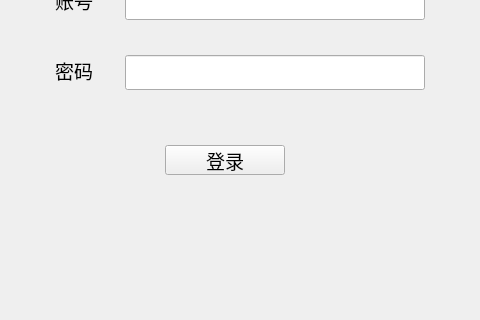
First picture: the form in Sign_in.ui, repository aaaMsLIUfruit/Tomato_bell, before the edit; both pictures show x 145 to 625 and y 275 to 595 of the 800 by 800 pixel window.
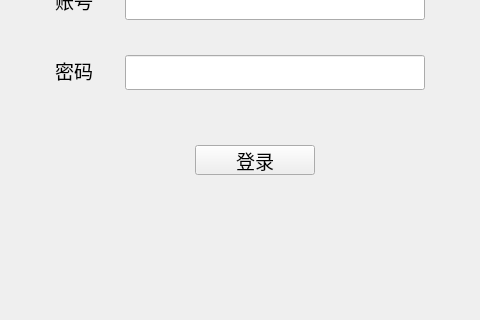
Second picture: the form after the edit.

Patch:
```diff
--- a/Sign_in.ui
+++ b/Sign_in.ui
@@ -80,7 +80,7 @@
   <widget class="QPushButton" name="yes">
    <property name="geometry">
     <rect>
-     <x>310</x>
+     <x>340</x>
      <y>420</y>
      <width>120</width>
      <height>30</height>
```
